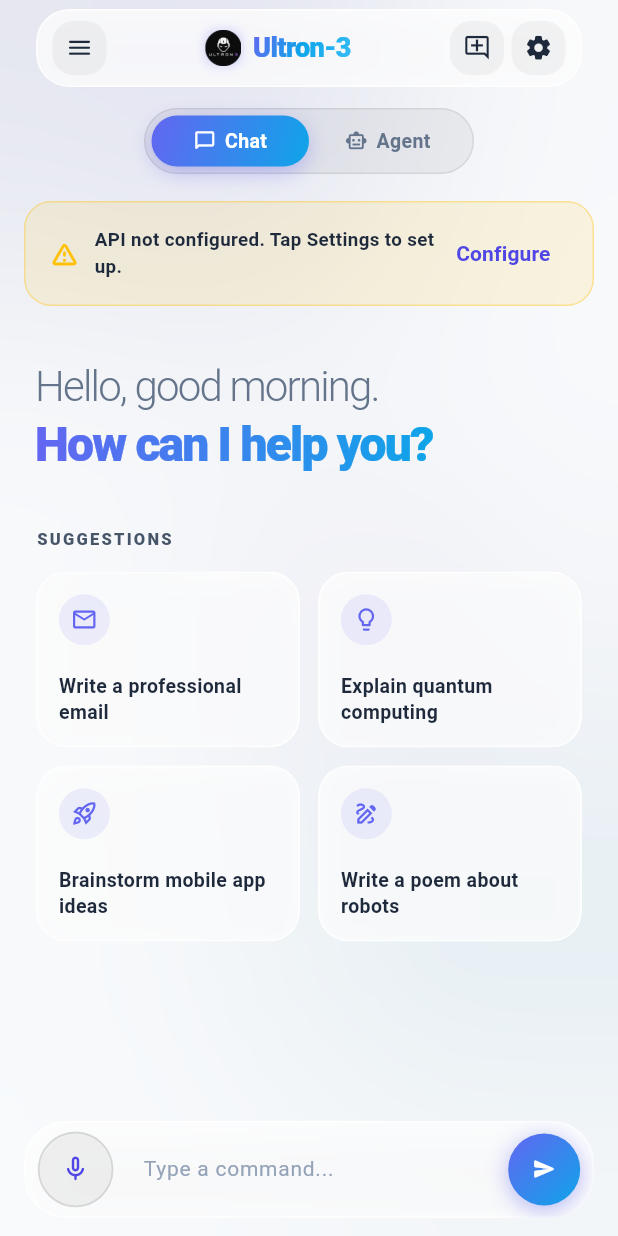
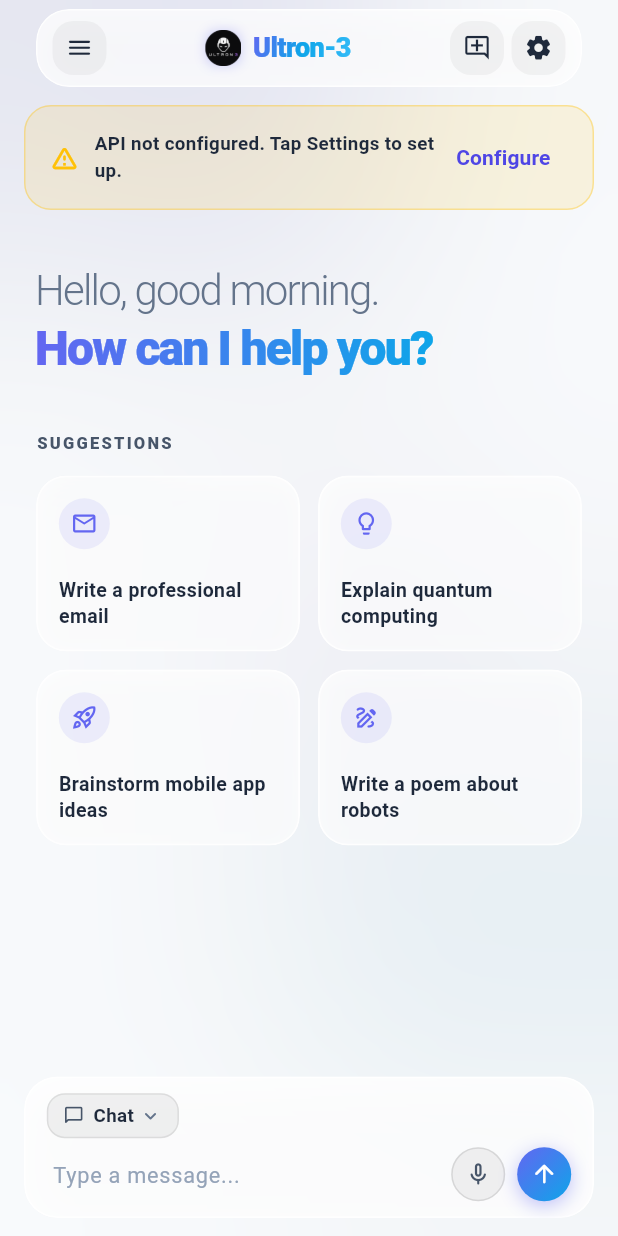
Before and after one commit to GOHANX1234/ultron, a Flutter app: the HomeScreen screen opened directly, on a phone screen of 412 x 824 dp. Run offline on Flutter 3.47's test engine with Material 3 defaults, Android fonts, the phone set to English and light mode, and no system bars; our stand-ins replace flutter_contacts, flutter_local_notifications, flutter_markdown, flutter_tts, permission_handler, shared_preferences and 1 more; missing offline and left inert: android_intent_plus, installed_apps, screen_brightness, shizuku_api, volume_controller; accounts and stored records are empty.

Commit message:
feat(ui): redesign input bar with squircle corners, mode dropdown chip, smaller voice button & upward-arrow send button

```diff
--- a/lib/screens/home_screen.dart
+++ b/lib/screens/home_screen.dart
@@ -501,9 +501,6 @@ class _HomeScreenState extends State<HomeScreen> with WidgetsBindingObserver {
             children: [
               // Floating Glass Header (Replaces heavy standard AppBar)
               _buildFloatingHeader(context, isDark),
-
-              // Mode Pill Selector (Chat / Agent)
-              _buildModeSelector(isDark),
 
               // API key warning banner if not configured
               if (!_aiService.isConfigured) _buildApiWarningBanner(context, isDark),
@@ -1179,22 +1176,117 @@ class _HomeScreenState extends State<HomeScreen> with WidgetsBindingObserver {
     );
   }
 
+  Widget _buildModeDropdownChip(bool isDark) {
+    return PopupMenuButton<String>(
+      initialValue: _mode,
+      onSelected: (String value) {
+        setState(() {
+          _mode = value;
+        });
+      },
+      position: PopupMenuPosition.under,
+      shape: RoundedRectangleBorder(borderRadius: BorderRadius.circular(16)),
+      color: isDark ? const Color(0xFF1E293B) : Colors.white,
+      elevation: 6,
+      itemBuilder: (BuildContext context) => <PopupMenuEntry<String>>[
+        PopupMenuItem<String>(
+          value: 'chat',
+          child: Row(
+            children: [
+              Icon(
+                Icons.chat_bubble_outline_rounded,
+                size: 16,
+                color: _mode == 'chat' ? const Color(0xFF6366F1) : (isDark ? Colors.white70 : Colors.black87),
+              ),
+              const SizedBox(width: 8),
+              Text(
+                'Chat Mode',
+                style: TextStyle(
+                  fontSize: 13,
+                  fontWeight: FontWeight.w600,
+                  color: _mode == 'chat' ? const Color(0xFF6366F1) : (isDark ? Colors.white : Colors.black87),
+                ),
+              ),
+            ],
+          ),
+        ),
+        PopupMenuItem<String>(
+          value: 'agent',
+          child: Row(
+            children: [
+              Icon(
+                Icons.smart_toy_outlined,
+                size: 16,
+                color: _mode == 'agent' ? const Color(0xFF6366F1) : (isDark ? Colors.white70 : Colors.black87),
+              ),
+              const SizedBox(width: 8),
+              Text(
+                'Agent Mode',
+                style: TextStyle(
+                  fontSize: 13,
+                  fontWeight: FontWeight.w600,
+                  color: _mode == 'agent' ? const Color(0xFF6366F1) : (isDark ? Colors.white : Colors.black87),
+                ),
+              ),
+            ],
+          ),
+        ),
+      ],
+      child: Container(
+        padding: const EdgeInsets.symmetric(horizontal: 10, vertical: 5),
+        decoration: BoxDecoration(
+          color: isDark ? Colors.white.withValues(alpha: 0.10) : Colors.black.withValues(alpha: 0.05),
+          borderRadius: BorderRadius.circular(12),
+          border: Border.all(
+            color: isDark ? Colors.white.withValues(alpha: 0.16) : Colors.black.withValues(alpha: 0.08),
+            width: 1,
+          ),
+        ),
+        child: Row(
+          mainAxisSize: MainAxisSize.min,
+          children: [
+            Icon(
+              _mode == 'chat' ? Icons.chat_bubble_outline_rounded : Icons.smart_toy_outlined,
+              size: 14,
+              color: isDark ? Colors.white70 : const Color(0xFF475569),
+            ),
+            const SizedBox(width: 6),
+            Text(
+              _mode == 'chat' ? 'Chat' : 'Agent',
+              style: TextStyle(
+                fontSize: 12.5,
+                fontWeight: FontWeight.w700,
+                color: isDark ? Colors.white : const Color(0xFF1E293B),
+              ),
+            ),
+            const SizedBox(width: 3),
+            Icon(
+              Icons.keyboard_arrow_down_rounded,
+              size: 16,
+              color: isDark ? Colors.white54 : const Color(0xFF64748B),
+            ),
+          ],
+        ),
+      ),
+    );
+  }
+
   Widget _buildInputBar(bool isDark) {
     return SafeArea(
       top: false,
       child: Container(
         padding: const EdgeInsets.fromLTRB(16, 6, 16, 12),
         child: ClipRRect(
-          borderRadius: BorderRadius.circular(28),
+          borderRadius: BorderRadius.circular(22),
           child: BackdropFilter(
             filter: ImageFilter.blur(sigmaX: 25, sigmaY: 25),
             child: Container(
-              padding: const EdgeInsets.symmetric(horizontal: 8, vertical: 6),
+              padding: const EdgeInsets.fromLTRB(14, 10, 14, 10),
               decoration: BoxDecoration(
                 color: isDark
                     ? Colors.white.withValues(alpha: 0.08)
-                    : Colors.white.withValues(alpha: 0.75),
-                borderRadius: BorderRadius.circular(28),
+                    : Colors.white.withValues(alpha: 0.85),
+                borderRadius: BorderRadius.circular(22),
                 border: Border.all(
                   color: isDark
                       ? Colors.white.withValues(alpha: 0.16)
@@ -1212,73 +1304,104 @@ class _HomeScreenState extends State<HomeScreen> with WidgetsBindingObserver {
                   ),
                 ],
               ),
-              child: Row(
-                children: [
-                  // Voice Mic Button with pulse effect when listening
+              child: Column(
+                mainAxisSize: MainAxisSize.min,
+                crossAxisAlignment: CrossAxisAlignment.start,
+                children: [
+                  // Top Row inside input bar: Mode selector dropdown chip
+                  Row(
+                    children: [
+                      _buildModeDropdownChip(isDark),
+                    ],
+                  ),
+                  const SizedBox(height: 6),
+
+                  // Bottom Row: Text field + side-by-side Voice & Upward Arrow Send Buttons
+                  Row(
+                    crossAxisAlignment: CrossAxisAlignment.end,
+                    children: [
+                      Expanded(
+                        child: TextField(
+                          controller: _textController,
+                          minLines: 1,
+                          maxLines: 5,
+                          style: TextStyle(
+                            fontSize: 14.5,
+                            color: isDark ? Colors.white : const Color(0xFF1E293B),
+                          ),
+                          decoration: InputDecoration(
+                            hintText: _isListening
+                                ? 'Listening...'
+                                : (_mode == 'chat'
+                                    ? 'Type a message...'
+                                    : 'Type an agent command...'),
+                            hintStyle: TextStyle(
+                              fontSize: 14.5,
+                              color: isDark ? const Color(0xFF64748B) : const Color(0xFF94A3B8),
+                            ),
+                            contentPadding: const EdgeInsets.symmetric(horizontal: 4, vertical: 6),
+                            border: InputBorder.none,
+                            isDense: true,
+                          ),
+                          textInputAction: TextInputAction.send,
+                          onSubmitted: _isLoading ? null : (text) => _sendMessage(text),
+                        ),
+                      ),
+                      const SizedBox(width: 8),
+
+                      // Side-by-Side Voice Mic + ChatGPT Style Upward Arrow Send Button
+                      Row(
+                        mainAxisSize: MainAxisSize.min,
+                        children: [
+                          // Small Voice Mic Button
                           AnimatedContainer(
-                    duration: const Duration(milliseconds: 250),
+                            duration: const Duration(milliseconds: 220),
+                            width: 36,
+                            height: 36,
                             decoration: BoxDecoration(
                               shape: BoxShape.circle,
                               color: _isListening
                                   ? Colors.redAccent
                                   : (isDark
-                                ? Colors.white.withValues(alpha: 0.1)
+                                        ? Colors.white.withValues(alpha: 0.10)
                                         : Colors.black.withValues(alpha: 0.05)),
                               border: Border.all(
                                 color: _isListening
                                     ? Colors.redAccent
                                     : (isDark
-                                  ? Colors.white.withValues(alpha: 0.2)
-                                  : Colors.black.withValues(alpha: 0.1)),
-                        width: 1.2,
+                                          ? Colors.white.withValues(alpha: 0.18)
+                                          : Colors.black.withValues(alpha: 0.10)),
+                                width: 1,
                               ),
                               boxShadow: _isListening
                                   ? [
                                       BoxShadow(
-                                color: Colors.redAccent.withValues(alpha: 0.5),
-                                blurRadius: 14,
-                                spreadRadius: 2,
+                                        color: Colors.redAccent.withValues(alpha: 0.45),
+                                        blurRadius: 10,
+                                        spreadRadius: 1,
                                       ),
                                     ]
                                   : null,
                             ),
                             child: IconButton(
+                              padding: EdgeInsets.zero,
+                              constraints: const BoxConstraints(),
                               icon: Icon(
                                 _isListening ? Icons.mic_rounded : Icons.mic_none_rounded,
                                 color: _isListening
                                     ? Colors.white
-                            : (isDark ? Colors.white : const Color(0xFF4F46E5)),
-                        size: 20,
+                                    : (isDark ? Colors.white70 : const Color(0xFF475569)),
+                                size: 18,
                               ),
                               onPressed: _isLoading ? null : _toggleVoice,
                             ),
                           ),
                           const SizedBox(width: 8),
 
-                  // Command text input field
-                  Expanded(
-                    child: TextField(
-                      controller: _textController,
-                      style: TextStyle(
-                        fontSize: 14,
-                        color: isDark ? Colors.white : const Color(0xFF1E293B),
-                      ),
-                      decoration: InputDecoration(
-                        hintText: _isListening ? 'Listening...' : 'Type a command...',
-                        hintStyle: TextStyle(
-                          fontSize: 14,
-                          color: isDark ? const Color(0xFF64748B) : const Color(0xFF94A3B8),
-                        ),
-                        contentPadding: const EdgeInsets.symmetric(horizontal: 12, vertical: 10),
-                        border: InputBorder.none,
-                      ),
-                      textInputAction: TextInputAction.send,
-                      onSubmitted: _isLoading ? null : (text) => _sendMessage(text),
-                    ),
-                  ),
-
-                  // Send Action Button with Gradient
+                          // Small ChatGPT Style Upward Arrow Send Button
                           Container(
+                            width: 36,
+                            height: 36,
                             decoration: BoxDecoration(
                               shape: BoxShape.circle,
                               gradient: const LinearGradient(
@@ -1288,20 +1411,26 @@ class _HomeScreenState extends State<HomeScreen> with WidgetsBindingObserver {
                               ),
                               boxShadow: [
                                 BoxShadow(
-                          color: const Color(0xFF6366F1).withValues(alpha: 0.45),
-                          blurRadius: 12,
+                                  color: const Color(0xFF6366F1).withValues(alpha: 0.40),
+                                  blurRadius: 10,
                                   offset: const Offset(0, 3),
                                 ),
                               ],
                             ),
                             child: IconButton(
+                              padding: EdgeInsets.zero,
+                              constraints: const BoxConstraints(),
                               icon: const Icon(
-                        Icons.send_rounded,
-                        size: 16,
+                                Icons.arrow_upward_rounded,
+                                size: 19,
                                 color: Colors.white,
                               ),
                               onPressed: _isLoading ? null : () => _sendMessage(_textController.text),
                             ),
+                          ),
+                        ],
+                      ),
+                    ],
                   ),
                 ],
               ),
```
Also changed, not shown: attached_assets/Screenshot_2026-08-09-09-47-15-77_5fecd2bfe28e4d68ab17856c167d5de5.jpg (deleted), attached_assets/Screenshot_2026-08-09-09-47-18-49_5fecd2bfe28e4d68ab17856c167d5de5.jpg (deleted), attached_assets/Screenshot_2026-08-09-09-47-21-06_5fecd2bfe28e4d68ab17856c167d5de5.jpg (deleted), attached_assets/Screenshot_2026-08-09-10-59-41-63_5fecd2bfe28e4d68ab17856c167d5de5.jpg (deleted), attached_assets/Screenshot_2026-08-09-11-34-12-41_5fecd2bfe28e4d68ab17856c167d5de5.jpg (added). Lines whose indentation alone changed are shown as unchanged.
